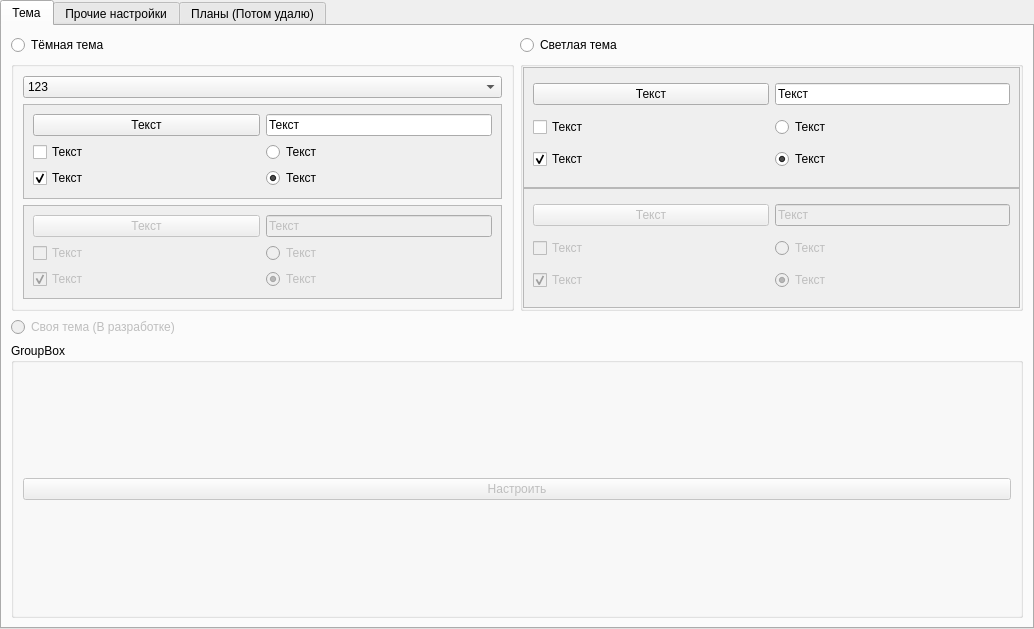
Above: AraSteamManager/subform/formsettings.ui from Arankir/AraSteamManager before the change. Below: the same form after it.
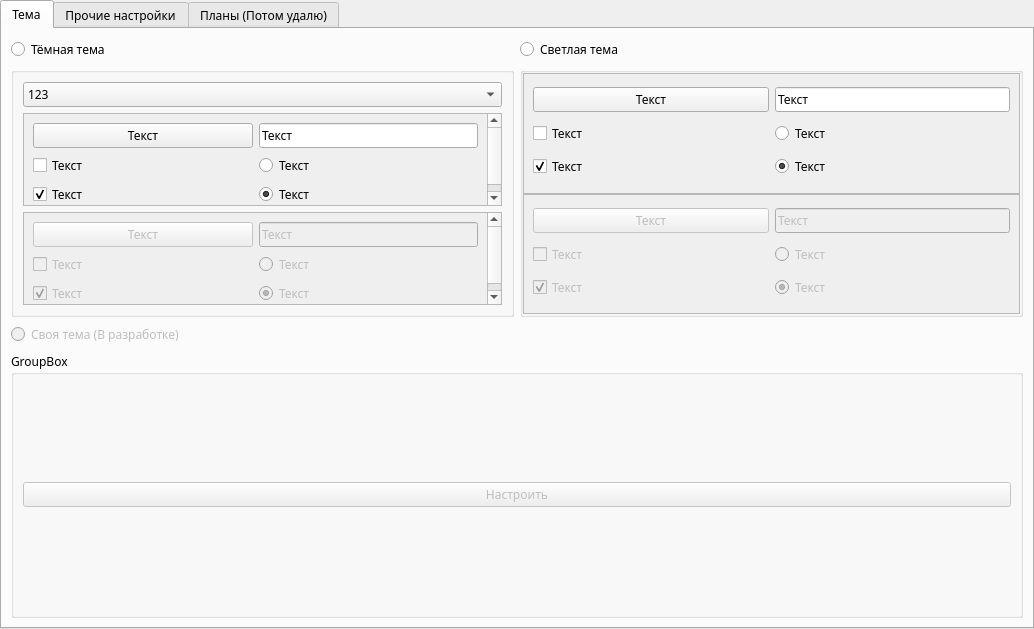
That is the form after the change. The open tabs and pages were chosen to show the change. Icons and pictures are not drawn.

The edit to the form file:
```diff
--- a/AraSteamManager/subform/formsettings.ui
+++ b/AraSteamManager/subform/formsettings.ui
@@ -10,6 +10,11 @@
     <height>629</height>
    </rect>
   </property>
+  <property name="font">
+   <font>
+    <family>Ebrima</family>
+   </font>
+  </property>
   <property name="windowTitle">
    <string>Form</string>
   </property>
@@ -104,7 +109,7 @@
                <x>0</x>
                <y>0</y>
                <width>463</width>
-               <height>94</height>
+               <height>96</height>
               </rect>
              </property>
              <layout class="QGridLayout" name="gridLayout">
@@ -220,7 +225,7 @@
                <x>0</x>
                <y>0</y>
                <width>463</width>
-               <height>94</height>
+               <height>96</height>
               </rect>
              </property>
              <layout class="QGridLayout" name="gridLayout_4">
@@ -387,7 +392,7 @@
                <x>0</x>
                <y>0</y>
                <width>495</width>
-               <height>112</height>
+               <height>111</height>
               </rect>
              </property>
              <layout class="QGridLayout" name="gridLayout_2">
```
Left out of the diff: 3 changed lines with no effect on the pictures.
